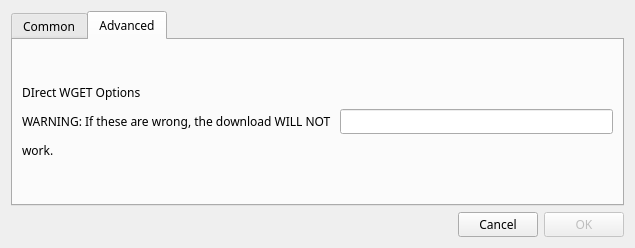
The window that UltimateDownloadManager/adddialog.ui (LalitMaganti/Ultimate-Download-Manager) describes before a commit, drawn with Qt 5.
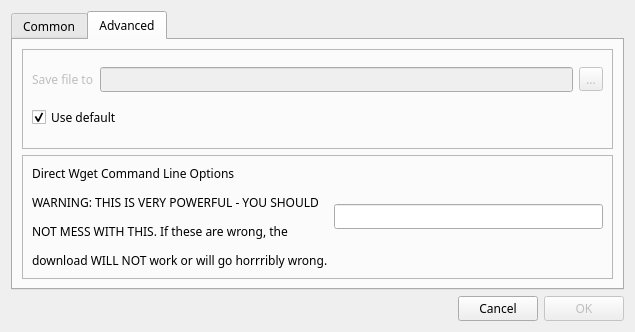
The same window after the commit. The open tabs and pages were chosen to show the change.

```diff
--- a/UltimateDownloadManager/adddialog.ui
+++ b/UltimateDownloadManager/adddialog.ui
@@ -7,7 +7,7 @@
     <x>0</x>
     <y>0</y>
     <width>635</width>
-    <height>248</height>
+    <height>332</height>
    </rect>
   </property>
   <property name="font">
@@ -76,13 +76,69 @@
       <attribute name="title">
        <string>Advanced</string>
       </attribute>
-      <layout class="QVBoxLayout" name="verticalLayout_4">
-       <item>
+      <layout class="QGridLayout" name="gridLayout">
+       <item row="0" column="0" colspan="2">
+        <widget class="QFrame" name="frame_2">
+         <property name="frameShape">
+          <enum>QFrame::StyledPanel</enum>
+         </property>
+         <property name="frameShadow">
+          <enum>QFrame::Raised</enum>
+         </property>
+         <layout class="QGridLayout" name="gridLayout_2">
+          <item row="1" column="1">
+           <widget class="QLineEdit" name="txtSave">
+            <property name="enabled">
+             <bool>false</bool>
+            </property>
+           </widget>
+          </item>
+          <item row="2" column="0" colspan="2">
+           <widget class="QCheckBox" name="checkBox_2">
+            <property name="text">
+             <string>Use default</string>
+            </property>
+            <property name="checked">
+             <bool>true</bool>
+            </property>
+           </widget>
+          </item>
+          <item row="1" column="0">
+           <widget class="QLabel" name="lblSave">
+            <property name="enabled">
+             <bool>false</bool>
+            </property>
+            <property name="text">
+             <string>Save file to</string>
+            </property>
+           </widget>
+          </item>
+          <item row="1" column="2">
+           <widget class="QToolButton" name="btnSave">
+            <property name="enabled">
+             <bool>false</bool>
+            </property>
+            <property name="text">
+             <string>...</string>
+            </property>
+           </widget>
+          </item>
+         </layout>
+        </widget>
+       </item>
+       <item row="1" column="0" colspan="2">
+        <widget class="QFrame" name="frame_3">
+         <property name="frameShape">
+          <enum>QFrame::StyledPanel</enum>
+         </property>
+         <property name="frameShadow">
+          <enum>QFrame::Raised</enum>
+         </property>
         <layout class="QHBoxLayout" name="horizontalLayout_2">
          <item>
           <widget class="QLabel" name="label_2">
            <property name="text">
-            <string>&lt;html&gt;&lt;head/&gt;&lt;body&gt;&lt;p&gt;DIrect WGET Options&lt;/p&gt;&lt;p&gt;WARNING: If these are wrong, the download WILL NOT &lt;/p&gt;&lt;p&gt;work.&lt;/p&gt;&lt;/body&gt;&lt;/html&gt;</string>
+             <string>&lt;html&gt;&lt;head/&gt;&lt;body&gt;&lt;p&gt;Direct Wget Command Line Options&lt;/p&gt;&lt;p&gt;WARNING: THIS IS VERY POWERFUL - YOU SHOULD&lt;/p&gt;&lt;p&gt;NOT MESS WITH THIS. If these are wrong, the &lt;/p&gt;&lt;p&gt;download WILL NOT work or will go horrribly wrong.&lt;/p&gt;&lt;/body&gt;&lt;/html&gt;</string>
            </property>
           </widget>
          </item>
@@ -90,6 +146,7 @@
           <widget class="QLineEdit" name="lineEdit_2"/>
          </item>
         </layout>
+        </widget>
        </item>
       </layout>
      </widget>
```
Left out of the diff: 66 changed lines with no effect on the pictures. Lines whose indentation alone changed are shown as unchanged.
